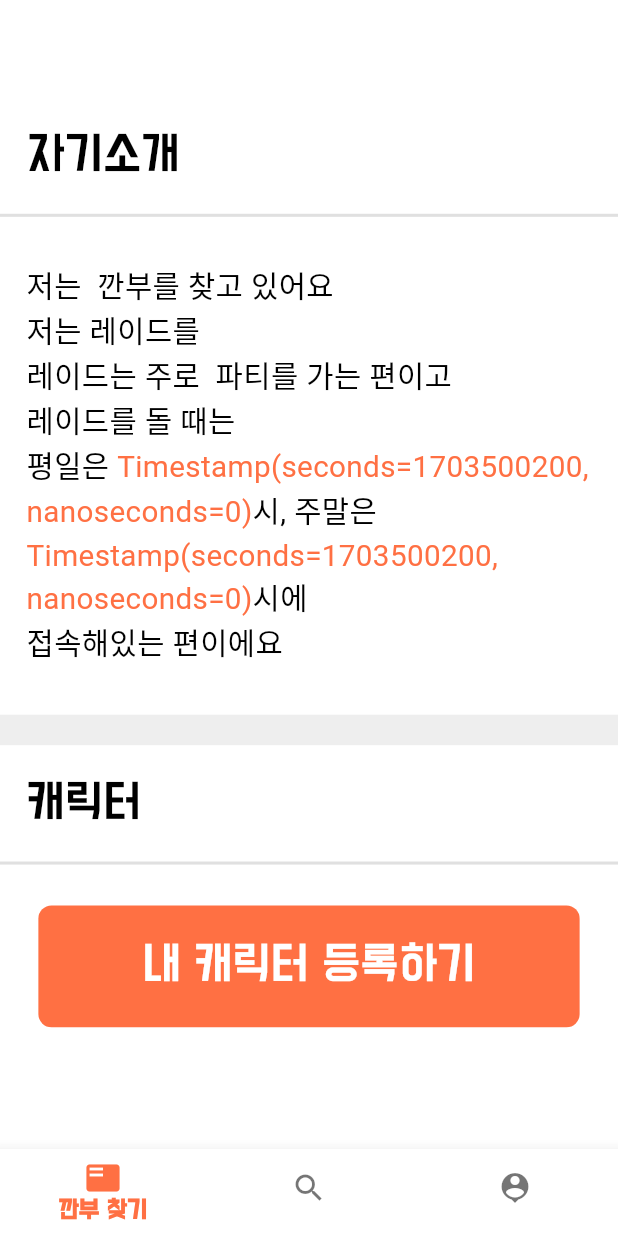
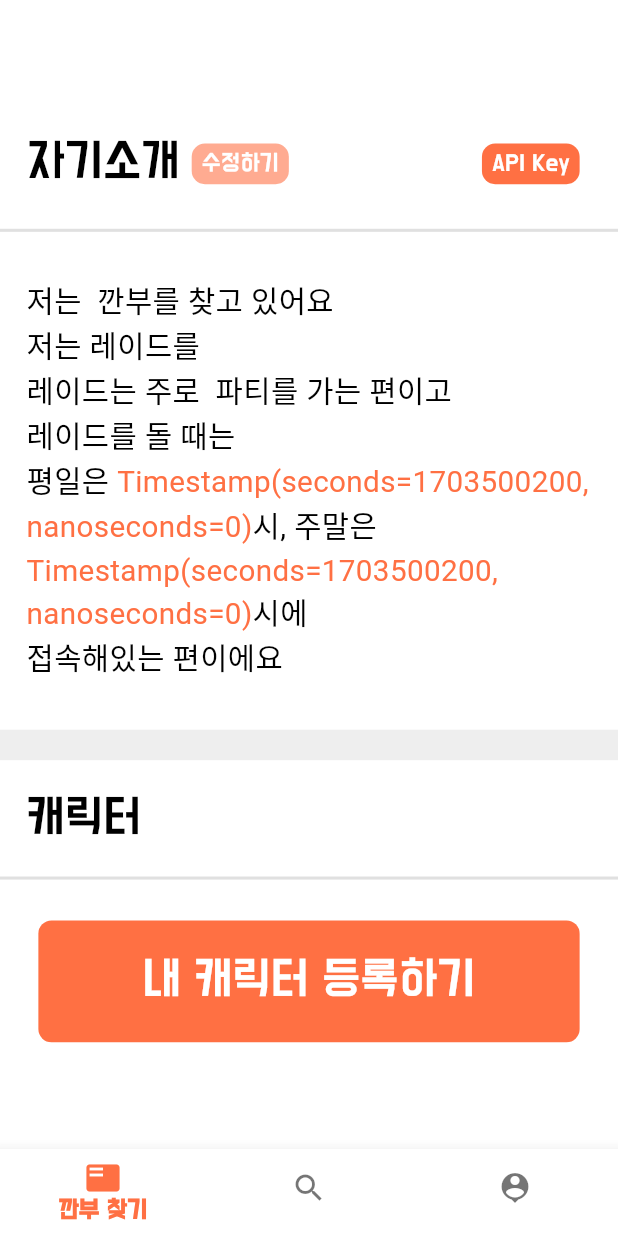
Before and after one commit to JYKIM317/loaduo, a Flutter app: the MainPage screen opened directly, on a phone screen of 412 x 824 dp. Run offline on Flutter 3.47's test engine with Material 2 defaults, Android fonts, the phone set to English and light mode, and no system bars; our stand-ins replace cloud_firestore, firebase_auth, firebase_core, flutter_riverpod, flutter_screenutil, fluttertoast and 1 more; accounts and stored records are empty; network calls fail; statements that could not run were skipped.

```diff
--- a/lib/ViewPage/MainPage/MainPage_view.dart
+++ b/lib/ViewPage/MainPage/MainPage_view.dart
@@ -3,6 +3,7 @@ import 'package:flutter/material.dart';
 import 'MainPage_provider.dart';
 import 'package:firebase_auth/firebase_auth.dart';
 import 'package:loaduo/ViewPage/MyPage/MyPage_view.dart';
+import 'package:loaduo/ViewPage/SearchUserPage/SearchUserPage_view.dart';
 
 class MainPage extends ConsumerWidget {
   const MainPage({super.key});
@@ -16,15 +17,18 @@ class MainPage extends ConsumerWidget {
     }
 
     return Scaffold(
-      body: Container(
+      body: GestureDetector(
+        onTap: () => FocusScope.of(context).unfocus(),
+        child: Container(
           width: double.infinity,
           height: double.infinity,
           color: Colors.white,
           child: [
             MyPage(uid: userUID),
-          MyPage(uid: userUID),
+            SearchUserPage(),
             MyPage(uid: userUID),
           ][currentIndex],
+        ),
       ),
       bottomNavigationBar: BottomNavigationBar(
         items: const <BottomNavigationBarItem>[
--- a/lib/ViewPage/MyPage/MyPage_provider.dart
+++ b/lib/ViewPage/MyPage/MyPage_provider.dart
@@ -12,6 +12,10 @@ class MyPageInfoNotifier extends StateNotifier<Map<String, dynamic>> {
     required Map<String, dynamic> data,
   }) {
     state.addAll(data);
+  }
+
+  remove() {
+    state.clear();
   }
 }
 
--- a/lib/ViewPage/MyPage/MyPage_view.dart
+++ b/lib/ViewPage/MyPage/MyPage_view.dart
@@ -2,11 +2,12 @@ import 'package:flutter_screenutil/flutter_screenutil.dart';
 import 'package:flutter_riverpod/flutter_riverpod.dart';
 import 'package:flutter/material.dart';
 import 'package:firebase_auth/firebase_auth.dart';
+import 'package:loaduo/ViewPage/MainPage/MainPage_provider.dart';
 
 import 'package:loaduo/ViewPage/MyPage/MyPage_provider.dart';
 import 'MyPage_viewmodel.dart';
-
 import 'package:loaduo/ViewPage/InitialDataPages/InitialData/InitialDataPage_view.dart';
+import 'package:loaduo/ViewPage/InitialDataPages/ApiData/ApiDataPage_view.dart';
 
 class MyPage extends ConsumerStatefulWidget {
   final String uid;
@@ -30,6 +31,11 @@ class _MyPageState extends ConsumerState<MyPage> {
           crossAxisAlignment: CrossAxisAlignment.start,
           children: [
             SizedBox(height: 40.h),
+            Row(
+              mainAxisAlignment: MainAxisAlignment.spaceBetween,
+              children: [
+                Row(
+                  children: [
                     Padding(
                       padding: EdgeInsets.only(left: 16.w),
                       child: Text(
@@ -39,6 +45,66 @@ class _MyPageState extends ConsumerState<MyPage> {
                           color: Colors.black,
                         ),
                       ),
+                    ),
+                    if (isMe)
+                      IconButton(
+                        onPressed: () {
+                          ref.read(myPageInfo.notifier).remove();
+                          Navigator.push(
+                            context,
+                            MaterialPageRoute(
+                              builder: (context) => InitialDataPage(),
+                            ),
+                          );
+                        },
+                        icon: Container(
+                          alignment: Alignment.center,
+                          padding: EdgeInsets.fromLTRB(6.w, 4.h, 6.w, 4.h),
+                          decoration: BoxDecoration(
+                            color: Colors.deepOrange[200],
+                            borderRadius: BorderRadius.circular(8.sp),
+                          ),
+                          child: Text(
+                            '수정하기',
+                            style: TextStyle(
+                              fontSize: 12.sp,
+                              color: Colors.white,
+                            ),
+                          ),
+                        ),
+                      ),
+                  ],
+                ),
+                if (isMe)
+                  Padding(
+                    padding: EdgeInsets.only(right: 16.w),
+                    child: IconButton(
+                      onPressed: () {
+                        Navigator.push(
+                          context,
+                          MaterialPageRoute(
+                            builder: (context) => ApiDataPage(),
+                          ),
+                        );
+                      },
+                      icon: Container(
+                        alignment: Alignment.center,
+                        padding: EdgeInsets.fromLTRB(6.w, 4.h, 6.w, 4.h),
+                        decoration: BoxDecoration(
+                          color: Colors.deepOrange[400],
+                          borderRadius: BorderRadius.circular(8.sp),
+                        ),
+                        child: Text(
+                          'API Key',
+                          style: TextStyle(
+                            fontSize: 12.sp,
+                            color: Colors.white,
+                          ),
+                        ),
+                      ),
+                    ),
+                  ),
+              ],
             ),
             Divider(
               color: Colors.grey[300],
@@ -54,7 +120,7 @@ class _MyPageState extends ConsumerState<MyPage> {
                 builder: (BuildContext context, AsyncSnapshot snapshot) {
                   if (snapshot.connectionState == ConnectionState.waiting) {
                     return SizedBox(
-                      height: 200.h,
+                      height: 246.h,
                       child: Center(
                           child: CircularProgressIndicator(
                         color: Colors.deepOrange[400],
@@ -155,10 +221,7 @@ class _MyPageState extends ConsumerState<MyPage> {
                 padding: EdgeInsets.symmetric(horizontal: 16.w),
                 child: IconButton(
                   onPressed: () {
-                    Navigator.push(
-                        context,
-                        MaterialPageRoute(
-                            builder: (context) => InitialDataPage()));
+                    ref.read(mainpageIndex.notifier).update(1);
                   },
                   icon: Container(
                     width: double.infinity,
```
Also changed, not shown: lib/ViewPage/InitialDataPages/ApiData/ApiDataPage_view.dart (+8 -1 lines), lib/ViewPage/SearchUserPage/SearchUserPage_model.dart (added, +31 -0 lines), lib/ViewPage/SearchUserPage/SearchUserPage_provider.dart (added, +32 -0 lines), lib/ViewPage/SearchUserPage/SearchUserPage_view.dart (added, +202 -0 lines), lib/ViewPage/SearchUserPage/SearchUserPage_viewmodel.dart (added, +46 -0 lines). Lines whose indentation alone changed are shown as unchanged.
